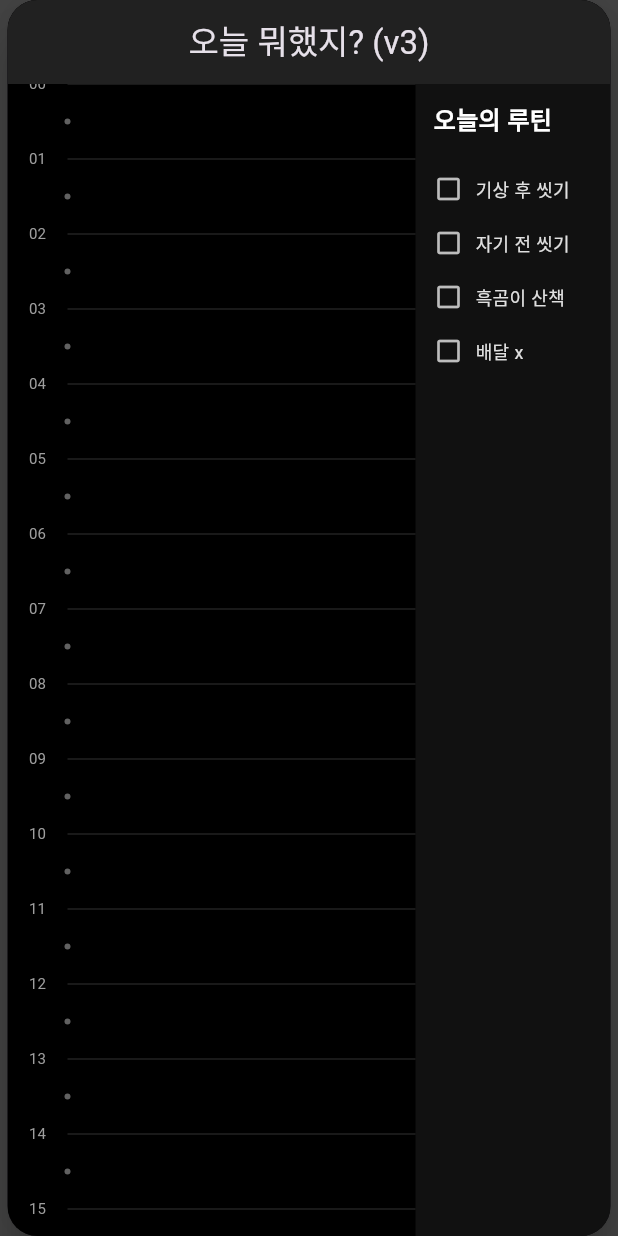
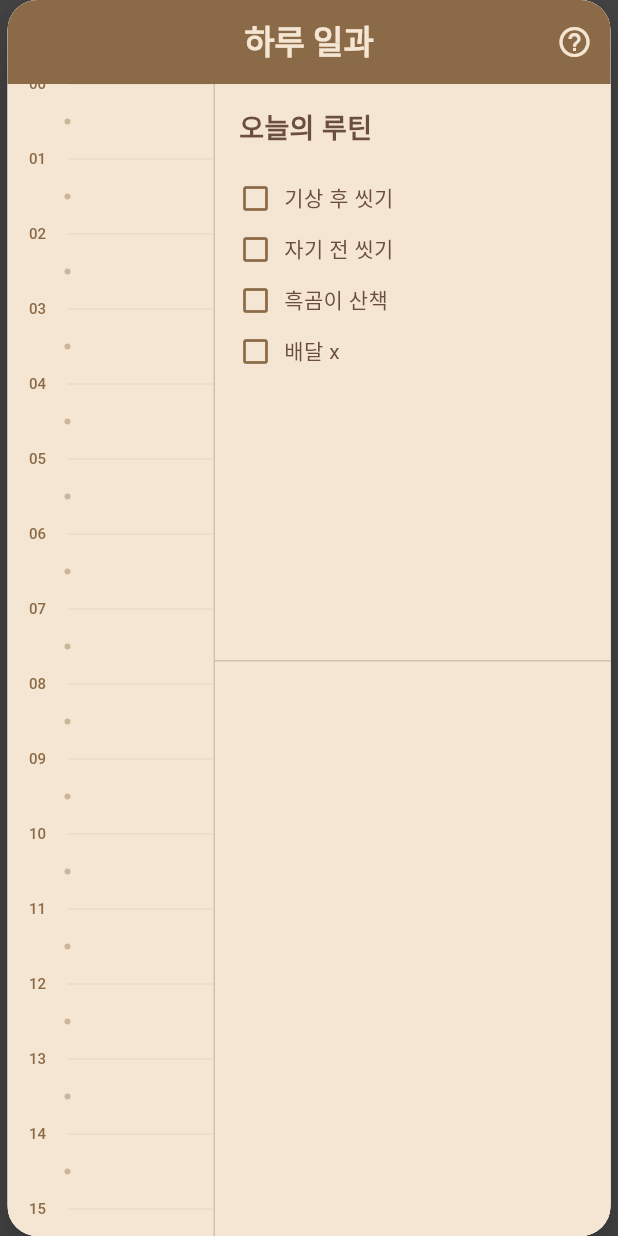
Before and after one commit to jam9582/todo, a Flutter app: the screen it shows after launch, on a phone screen of 412 x 824 dp. Run offline on Flutter 3.47's test engine with Material 3 defaults, Android fonts, the phone set to English and light mode, and no system bars.

Commit message:
feat: 색상 브라운 톤으로 변경 & 루틴 체크리스트 기능 구현

```diff
--- a/lib/main.dart
+++ b/lib/main.dart
@@ -37,11 +37,11 @@ class ProtoApp extends StatelessWidget {
   @override
   Widget build(BuildContext context) {
     return MaterialApp(
-      title: 'P형 투두앱 프로토타입',
+      title: '하루 일과',
       theme: ThemeData(
-        primarySwatch: Colors.deepPurple,
-        brightness: Brightness.dark,
-        scaffoldBackgroundColor: Colors.black,
+        primarySwatch: Colors.brown,
+        brightness: Brightness.light,
+        scaffoldBackgroundColor: const Color(0xFFF5E6D3), // Cream/beige background
       ),
       debugShowCheckedModeBanner: false,
       home: Scaffold(
@@ -82,20 +82,26 @@ class _ScheduleScreenState extends State<ScheduleScreen> {
   final double _hourHeight = 50.0;
   /// 2. 시간 표시 영역의 너비. 40으로 고정 (매우 얇게)
   final double _timelineWidth = 40.0;
-  /// 3. 우측 체크리스트 영역 너비
-  final double _checklistWidth = 130.0;
 
   /// 저장된 모든 일정
   final List<ScheduleEntry> _schedules = [];
 
-  /// 기본으로 제공할 카테고리 목록
+  /// 기본으로 제공할 카테고리 목록 (따뜻한 톤으로 변경)
   final List<ActivityCategory> _categories = [
-    ActivityCategory(name: '업무', icon: Icons.work, color: Colors.blue.shade700),
-    ActivityCategory(name: '공부', icon: Icons.book, color: Colors.green.shade700),
-    ActivityCategory(name: '식사', icon: Icons.restaurant, color: Colors.orange.shade700),
-    ActivityCategory(name: '운동', icon: Icons.fitness_center, color: Colors.red.shade700),
-    ActivityCategory(name: '휴식', icon: Icons.self_improvement, color: Colors.purple.shade700),
-    ActivityCategory(name: '게임', icon: Icons.gamepad, color: Colors.teal.shade700),
+    ActivityCategory(name: '업무', icon: Icons.work, color: const Color(0xFF8B6B47)),
+    ActivityCategory(name: '공부', icon: Icons.book, color: const Color(0xFFB4926F)),
+    ActivityCategory(name: '식사', icon: Icons.restaurant, color: const Color(0xFFD4A574)),
+    ActivityCategory(name: '운동', icon: Icons.fitness_center, color: const Color(0xFFA67B5B)),
+    ActivityCategory(name: '휴식', icon: Icons.self_improvement, color: const Color(0xFFC9A88A)),
+    ActivityCategory(name: '게임', icon: Icons.gamepad, color: const Color(0xFF9E7E5E)),
+  ];
+
+  /// 루틴 체크리스트
+  final List<Map<String, dynamic>> _routines = [
+    {'text': '기상 후 씻기', 'checked': false},
+    {'text': '자기 전 씻기', 'checked': false},
+    {'text': '흑곰이 산책', 'checked': false},
+    {'text': '배달 x', 'checked': false},
   ];
 
   /// 드래그 시작 시간
@@ -110,17 +116,32 @@ class _ScheduleScreenState extends State<ScheduleScreen> {
 
   @override
   Widget build(BuildContext context) {
+    final screenWidth = MediaQuery.of(context).size.width;
+    final screenHeight = MediaQuery.of(context).size.height;
+    final leftWidth = screenWidth / 3; // 왼쪽 1/3
+    final rightWidth = screenWidth * 2 / 3; // 오른쪽 2/3
+
     return Scaffold(
       appBar: AppBar(
-        title: const Text('오늘 뭐했지? (v3)'),
-        backgroundColor: Colors.grey.shade900,
+        title: const Text('하루 일과', style: TextStyle(color: Color(0xFFF5E6D3), fontWeight: FontWeight.bold)),
+        backgroundColor: const Color(0xFF8B6B47), // Brown header
         centerTitle: true,
+        elevation: 0,
+        actions: [
+          IconButton(
+            icon: const Icon(Icons.help_outline, color: Color(0xFFF5E6D3)),
+            onPressed: () {},
           ),
+        ],
+      ),
+      backgroundColor: const Color(0xFFF5E6D3), // Cream background
       body: Row(
         crossAxisAlignment: CrossAxisAlignment.start,
         children: [
-          // 1. 좌측 + 중앙: 스크롤 가능한 타임라인 & 블록 영역
-          Expanded(
+          // 1. 왼쪽 1/3: 스크롤 가능한 타임라인 & 블록 영역
+          Container(
+            width: leftWidth,
+            color: const Color(0xFFF5E6D3),
             child: SingleChildScrollView(
               child: SizedBox(
                 // 24시간 * 시간당 높이 = 총 스크롤 높이
@@ -129,10 +150,10 @@ class _ScheduleScreenState extends State<ScheduleScreen> {
                   children: [
                     // 1. 배경 (시간, 점선) -> CustomPaint
                     CustomPaint(
-                      size: Size(double.infinity, 24 * _hourHeight),
+                      size: Size(leftWidth, 24 * _hourHeight),
                       painter: TimelinePainter(
                         hourHeight: _hourHeight,
-                        timelineWidth: _timelineWidth, // 얇은 시간표 너비 전달
+                        timelineWidth: _timelineWidth,
                         context: context,
                       ),
                     ),
@@ -151,26 +172,70 @@ class _ScheduleScreenState extends State<ScheduleScreen> {
               ),
             ),
           ),
-          // 2. 우측: 고정된 체크리스트 영역
+          // 2. 오른쪽 2/3 영역
           Container(
-            width: _checklistWidth, // PDF처럼 우측에 고정 너비
-            height: MediaQuery.of(context).size.height,
-            color: Colors.grey.shade900.withOpacity(0.5),
-            padding: const EdgeInsets.all(12.0),
+            width: rightWidth,
+            height: screenHeight,
+            color: const Color(0xFFF5E6D3),
+            child: Column(
+              children: [
+                // 오른쪽 상단: 루틴 체크리스트
+                Expanded(
+                  flex: 1,
+                  child: Container(
+                    padding: const EdgeInsets.all(16.0),
+                    decoration: BoxDecoration(
+                      color: const Color(0xFFF5E6D3),
+                      border: Border(
+                        left: BorderSide(color: const Color(0xFF8B6B47).withValues(alpha: 0.3), width: 1),
+                      ),
+                    ),
                     child: Column(
                       crossAxisAlignment: CrossAxisAlignment.start,
                       children: [
                         const Text(
                           '오늘의 루틴',
-                  style: TextStyle(fontSize: 16, fontWeight: FontWeight.bold, color: Colors.white),
+                          style: TextStyle(
+                            fontSize: 18,
+                            fontWeight: FontWeight.bold,
+                            color: Color(0xFF6B4E3D),
+                          ),
                         ),
                         const SizedBox(height: 16),
-                _buildRoutineCheckItem('기상 후 씻기'),
-                _buildRoutineCheckItem('자기 전 씻기'),
-                _buildRoutineCheckItem('흑곰이 산책'),
-                _buildRoutineCheckItem('배달 x'),
+                        Expanded(
+                          child: ListView.builder(
+                            itemCount: _routines.length,
+                            itemBuilder: (context, index) {
+                              return _buildRoutineCheckItem(index);
+                            },
+                          ),
+                        ),
                       ],
-            )
+                    ),
+                  ),
+                ),
+                // 오른쪽 하단: 빈 공간 (나중에 사용)
+                Expanded(
+                  flex: 1,
+                  child: Container(
+                    padding: const EdgeInsets.all(16.0),
+                    decoration: BoxDecoration(
+                      color: const Color(0xFFF5E6D3),
+                      border: Border(
+                        top: BorderSide(color: const Color(0xFF8B6B47).withValues(alpha: 0.3), width: 1),
+                        left: BorderSide(color: const Color(0xFF8B6B47).withValues(alpha: 0.3), width: 1),
+                      ),
+                    ),
+                    child: const Center(
+                      child: Text(
+                        '',
+                        style: TextStyle(color: Color(0xFF8B6B47)),
+                      ),
+                    ),
+                  ),
+                ),
+              ],
+            ),
           ),
         ],
       ),
@@ -179,23 +244,85 @@ class _ScheduleScreenState extends State<ScheduleScreen> {
 
   // --- 위젯 빌더 ---
 
-  /// 우측 루틴 체크 아이템 (임시)
-  Widget _buildRoutineCheckItem(String title) {
+  /// 우측 루틴 체크 아이템 (편집 가능)
+  Widget _buildRoutineCheckItem(int index) {
+    final routine = _routines[index];
     return Padding(
-      padding: const EdgeInsets.symmetric(vertical: 8.0),
+      padding: const EdgeInsets.symmetric(vertical: 6.0),
       child: Row(
         children: [
-          Icon(Icons.check_box_outline_blank, color: Colors.grey.shade400, size: 20),
+          GestureDetector(
+            onTap: () {
+              setState(() {
+                _routines[index]['checked'] = !routine['checked'];
+              });
+            },
+            child: Icon(
+              routine['checked'] ? Icons.check_box : Icons.check_box_outline_blank,
+              color: const Color(0xFF8B6B47),
+              size: 22,
+            ),
+          ),
           const SizedBox(width: 8),
-          Flexible(
+          Expanded(
+            child: GestureDetector(
+              onTap: () => _editRoutineText(index),
               child: Text(
-              title,
-              style: TextStyle(color: Colors.grey.shade300, fontSize: 12),
+                routine['text'],
+                style: TextStyle(
+                  color: const Color(0xFF6B4E3D),
+                  fontSize: 14,
+                  decoration: routine['checked'] ? TextDecoration.lineThrough : null,
+                ),
                 overflow: TextOverflow.ellipsis,
+              ),
             ),
           ),
         ],
       ),
+    );
+  }
+
+  /// 루틴 텍스트 수정 다이얼로그
+  void _editRoutineText(int index) {
+    final controller = TextEditingController(text: _routines[index]['text']);
+    showDialog(
+      context: context,
+      builder: (context) {
+        return AlertDialog(
+          backgroundColor: const Color(0xFFF5E6D3),
+          title: const Text('루틴 수정', style: TextStyle(color: Color(0xFF6B4E3D))),
+          content: TextField(
+            controller: controller,
+            style: const TextStyle(color: Color(0xFF6B4E3D)),
+            decoration: InputDecoration(
+              hintText: '루틴 내용을 입력하세요',
+              hintStyle: TextStyle(color: const Color(0xFF8B6B47).withValues(alpha: 0.5)),
+              enabledBorder: UnderlineInputBorder(
+                borderSide: BorderSide(color: const Color(0xFF8B6B47).withValues(alpha: 0.3)),
+              ),
+              focusedBorder: const UnderlineInputBorder(
+                borderSide: BorderSide(color: Color(0xFF8B6B47)),
+              ),
+            ),
+          ),
+          actions: [
+            TextButton(
+              onPressed: () => Navigator.pop(context),
+              child: const Text('취소', style: TextStyle(color: Color(0xFF8B6B47))),
+            ),
+            TextButton(
+              onPressed: () {
+                setState(() {
+                  _routines[index]['text'] = controller.text;
+                });
+                Navigator.pop(context);
+              },
+              child: const Text('저장', style: TextStyle(color: Color(0xFF8B6B47), fontWeight: FontWeight.bold)),
+            ),
+          ],
+        );
+      },
     );
   }
 
@@ -227,16 +354,16 @@ class _ScheduleScreenState extends State<ScheduleScreen> {
         child: Container(
           padding: const EdgeInsets.all(6),
           decoration: BoxDecoration(
-            color: entry.category.color.withOpacity(isPreview ? 0.5 : 0.8),
-            borderRadius: BorderRadius.circular(4),
-            border: Border.all(color: entry.category.color, width: 1),
+            color: entry.category.color.withValues(alpha: isPreview ? 0.5 : 0.8),
+            borderRadius: BorderRadius.circular(8),
+            border: Border.all(color: entry.category.color, width: 1.5),
           ),
           child: Text(
             entry.category.name,
             style: const TextStyle(
-              color: Colors.white,
+              color: Color(0xFFF5E6D3),
               fontWeight: FontWeight.bold,
-              fontSize: 10,
+              fontSize: 11,
             ),
             overflow: TextOverflow.ellipsis,
           ),
@@ -327,24 +454,30 @@ class _ScheduleScreenState extends State<ScheduleScreen> {
     _showCategoryPicker();
   }
 
-  /// 카테고리 선택 바텀 시트 (이전과 동일)
+  /// 카테고리 선택 바텀 시트
   void _showCategoryPicker() {
-    // ... (이전 코드와 동일, 생략 없이 전체 복사하세요) ...
     showModalBottomSheet(
       context: context,
-      backgroundColor: Colors.grey.shade900,
+      backgroundColor: const Color(0xFFF5E6D3),
+      shape: const RoundedRectangleBorder(
+        borderRadius: BorderRadius.vertical(top: Radius.circular(20)),
+      ),
       builder: (context) {
         return Container(
-          padding: const EdgeInsets.all(16.0),
+          padding: const EdgeInsets.all(20.0),
           child: Column(
             mainAxisSize: MainAxisSize.min,
             crossAxisAlignment: CrossAxisAlignment.start,
             children: [
               const Text(
                 '무엇을 하셨나요?',
-                style: TextStyle(fontSize: 18, fontWeight: FontWeight.bold, color: Colors.white),
+                style: TextStyle(
+                  fontSize: 20,
+                  fontWeight: FontWeight.bold,
+                  color: Color(0xFF6B4E3D),
                 ),
-              const SizedBox(height: 16),
+              ),
+              const SizedBox(height: 20),
               Wrap(
                 spacing: 12.0,
                 runSpacing: 12.0,
@@ -365,18 +498,22 @@ class _ScheduleScreenState extends State<ScheduleScreen> {
                     child: Container(
                       padding: const EdgeInsets.symmetric(horizontal: 16, vertical: 12),
                       decoration: BoxDecoration(
-                        color: category.color.withOpacity(0.2),
+                        color: category.color.withValues(alpha: 0.2),
                         borderRadius: BorderRadius.circular(12),
-                        border: Border.all(color: category.color, width: 1),
+                        border: Border.all(color: category.color, width: 2),
                       ),
                       child: Row(
                         mainAxisSize: MainAxisSize.min,
                         children: [
-                          Icon(category.icon, color: category.color, size: 20),
+                          Icon(category.icon, color: category.color, size: 22),
                           const SizedBox(width: 8),
                           Text(
                             category.name,
-                            style: TextStyle(color: Colors.white, fontWeight: FontWeight.w500),
+                            style: TextStyle(
+                              color: category.color,
+                              fontWeight: FontWeight.bold,
+                              fontSize: 15,
+                            ),
                           ),
                         ],
                       ),
@@ -384,6 +521,7 @@ class _ScheduleScreenState extends State<ScheduleScreen> {
                   );
                 }).toList(),
               ),
+              const SizedBox(height: 16),
             ],
           ),
         );
@@ -412,20 +550,21 @@ class TimelinePainter extends CustomPainter {
   @override
   void paint(Canvas canvas, Size size) {
     final linePaint = Paint()
-      ..color = Colors.grey.shade800
+      ..color = const Color(0xFF8B6B47).withValues(alpha: 0.2)
       ..strokeWidth = 0.5;
 
     final dotPaint = Paint()
-      ..color = Colors.grey.shade700;
+      ..color = const Color(0xFF8B6B47).withValues(alpha: 0.4);
 
     final textPainter = TextPainter(
       textAlign: TextAlign.center,
       textDirection: TextDirection.ltr,
     );
 
-    final textStyle = TextStyle(
-      color: Colors.grey.shade500,
+    final textStyle = const TextStyle(
+      color: Color(0xFF8B6B47),
       fontSize: 10,
+      fontWeight: FontWeight.w500,
     );
 
     for (int i = 0; i < 24; i++) {
```
Lines whose indentation alone changed are shown as unchanged.
